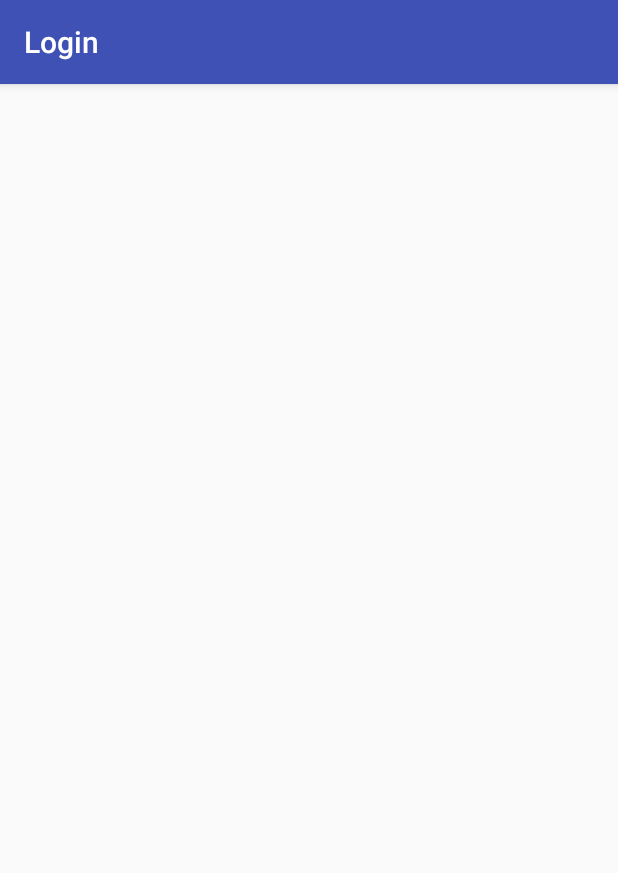
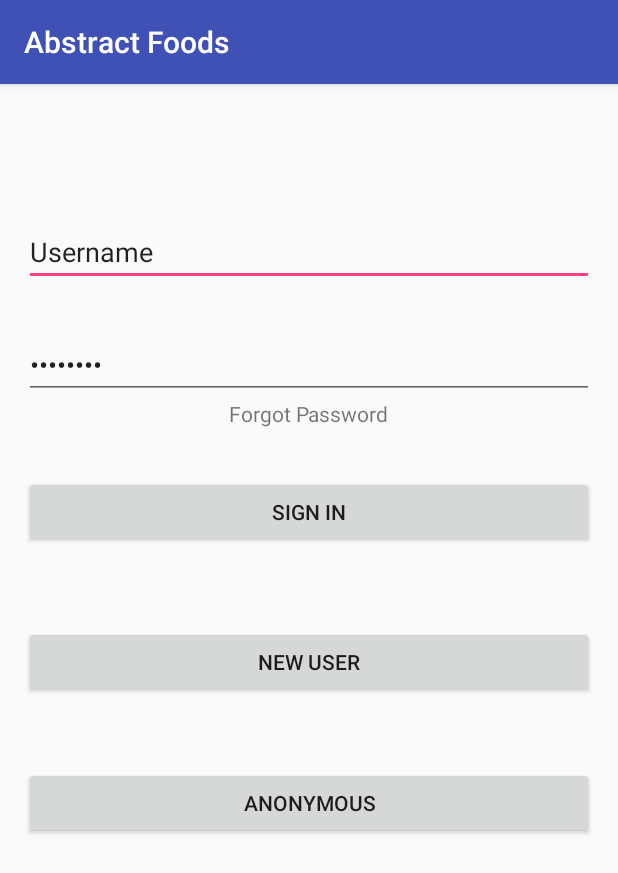
Before and after one commit to mrlennix/AFA, an Android app: the LoginActivity screen opened directly, with no data from a screen before it, on a phone screen of 412 x 824 dp. Shown: the top 873 px of the screen. Run offline under Robolectric (Android 15) with nearby library versions, the phone set to English and light mode, and no system bars.

Commit message:
Login layout

```diff
--- /dev/null
+++ b/AbstractFood/app/src/main/gen/com/food/abstractfood/BuildConfig.java
@@ -0,0 +1,8 @@
+/*___Generated_by_IDEA___*/
+
+package com.food.abstractfood;
+
+/* This stub is only used by the IDE. It is NOT the BuildConfig class actually packed into the APK */
+public final class BuildConfig {
+  public final static boolean DEBUG = Boolean.parseBoolean(null);
+}
--- /dev/null
+++ b/AbstractFood/app/src/main/gen/com/food/abstractfood/Manifest.java
@@ -0,0 +1,7 @@
+/*___Generated_by_IDEA___*/
+
+package com.food.abstractfood;
+
+/* This stub is only used by the IDE. It is NOT the Manifest class actually packed into the APK */
+public final class Manifest {
+}
--- /dev/null
+++ b/AbstractFood/app/src/main/gen/com/food/abstractfood/R.java
@@ -0,0 +1,7 @@
+/*___Generated_by_IDEA___*/
+
+package com.food.abstractfood;
+
+/* This stub is only used by the IDE. It is NOT the R class actually packed into the APK */
+public final class R {
+}
--- a/AbstractFood/app/src/main/java/com/food/abstractfood/HomeActivity.java
+++ b/AbstractFood/app/src/main/java/com/food/abstractfood/HomeActivity.java
@@ -6,6 +6,7 @@ import android.support.v7.app.AppCompatActivity;
 import android.view.Menu;
 import android.view.MenuInflater;
 import android.view.MenuItem;
+import android.widget.Button;
 
 //Home Page GUI
 //This class controls all GUI for the Home Page
@@ -13,10 +14,14 @@ import android.view.MenuItem;
 public class HomeActivity extends AppCompatActivity {
     //i'm alex
     private HomeController controller;
+
     @Override
     protected void onCreate(Bundle savedInstanceState) {
         super.onCreate(savedInstanceState);
         setContentView(R.layout.activity_home);
+
+
+
     }
 
     @Override
@@ -76,4 +81,5 @@ public class HomeActivity extends AppCompatActivity {
 
         startActivity(next);
     }
+
 }
--- a/AbstractFood/app/src/main/res/layout/activity_home.xml
+++ b/AbstractFood/app/src/main/res/layout/activity_home.xml
@@ -13,5 +13,7 @@
     <TextView
         android:layout_width="wrap_content"
         android:layout_height="wrap_content"
-        android:text="Hello World!"/>
+        android:text="Hello World!"
+        android:id="@+id/textView" />
+
 </RelativeLayout>
--- a/AbstractFood/app/src/main/res/layout/activity_login.xml
+++ b/AbstractFood/app/src/main/res/layout/activity_login.xml
@@ -10,4 +10,69 @@
     android:paddingTop="@dimen/activity_vertical_margin"
     tools:context="com.food.abstractfood.LoginActivity">
 
+    <EditText
+        android:layout_width="wrap_content"
+        android:layout_height="wrap_content"
+        android:inputType="textPersonName"
+        android:text="Username"
+        android:ems="10"
+        android:id="@+id/editText"
+        android:layout_alignParentTop="true"
+        android:layout_marginTop="73dp"
+        android:layout_alignParentEnd="true"
+        android:layout_alignParentStart="true" />
+
+    <EditText
+        android:layout_width="wrap_content"
+        android:layout_height="wrap_content"
+        android:inputType="textPassword"
+        android:ems="10"
+        android:id="@+id/editText2"
+        android:layout_below="@+id/editText"
+        android:layout_alignStart="@+id/editText"
+        android:layout_marginTop="30dp"
+        android:text="Password"
+        android:password="false"
+        android:layout_alignParentEnd="true" />
+
+    <Button
+        style="?android:attr/buttonStyleSmall"
+        android:layout_width="wrap_content"
+        android:layout_height="wrap_content"
+        android:text="Sign In"
+        android:id="@+id/button"
+        android:layout_below="@+id/editText2"
+        android:layout_alignParentStart="true"
+        android:layout_marginTop="51dp"
+        android:layout_alignParentEnd="true" />
+
+    <Button
+        android:layout_width="wrap_content"
+        android:layout_height="wrap_content"
+        android:text="new user"
+        android:id="@+id/button2"
+        android:layout_marginTop="52dp"
+        android:layout_below="@+id/button"
+        android:layout_alignParentStart="true"
+        android:layout_alignParentEnd="true" />
+
+    <Button
+        android:layout_width="wrap_content"
+        android:layout_height="wrap_content"
+        android:text="anonymous"
+        android:id="@+id/button3"
+        android:layout_below="@+id/button2"
+        android:layout_marginTop="46dp"
+        android:layout_alignParentStart="true"
+        android:layout_alignParentEnd="true" />
+
+    <TextView
+        android:layout_width="wrap_content"
+        android:layout_height="wrap_content"
+        android:text="Forgot Password"
+        android:id="@+id/textView2"
+        android:linksClickable="true"
+        android:layout_below="@+id/editText2"
+        android:layout_centerHorizontal="true" />
+
 </RelativeLayout>
--- a/AbstractFood/app/src/main/res/values/strings.xml
+++ b/AbstractFood/app/src/main/res/values/strings.xml
@@ -3,7 +3,7 @@
     <string name="Home">Home</string>
     <string name="food">Food</string>
     <string name="profile">Profile</string>
-    <string name="login">Login</string>
+    <string name="login"> Abstract Foods</string>
     <string name="discover">Discover</string>
     <string name="signup">Signup</string>
 </resources>
```
Also changed, not shown: 2 other files.
